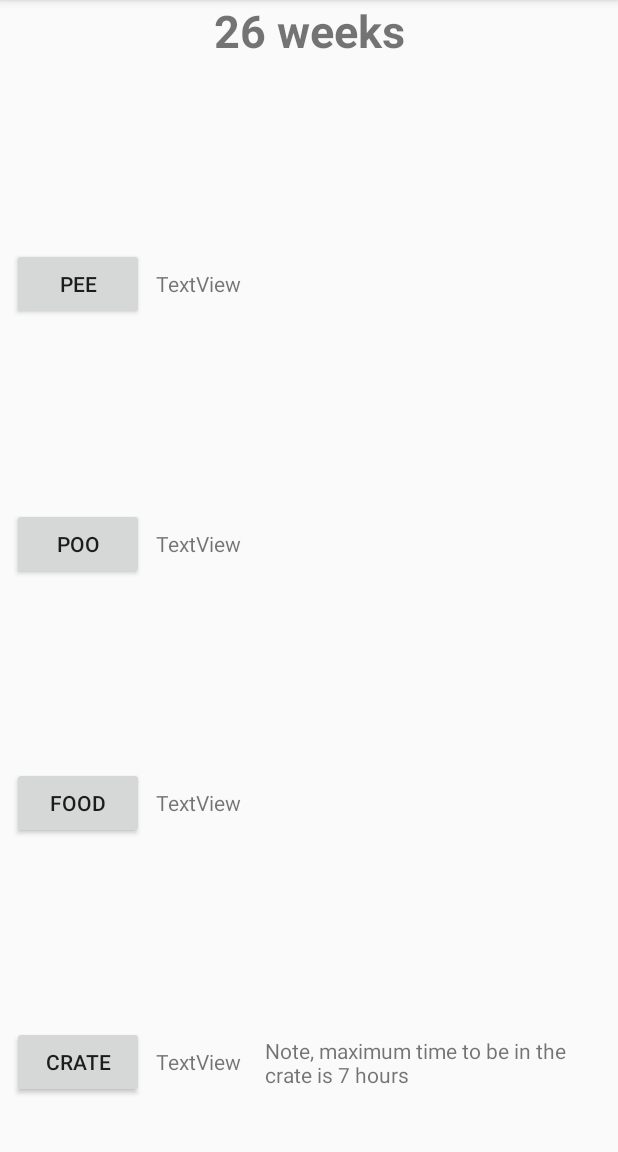
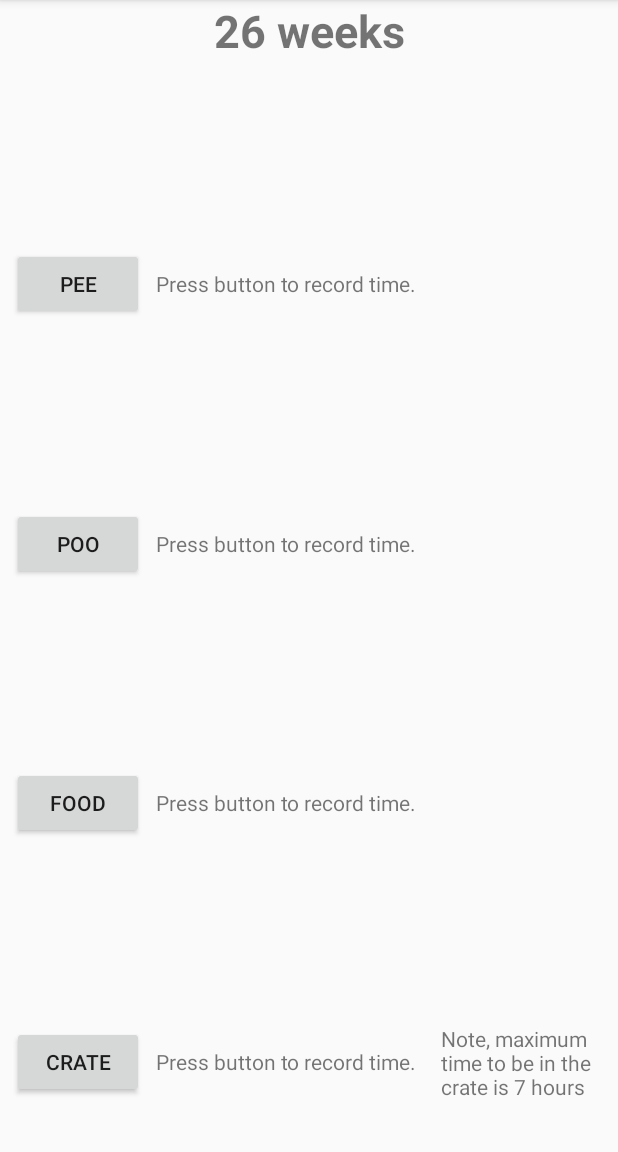
Before and after one commit to jcromp/puppytracker, an Android app: the screen it shows after launch (MainActivity), on a phone screen of 412 x 824 dp, the part 84-1236 px from its top. Run offline under Robolectric (Android 15) with nearby library versions, the phone set to English and light mode, and no system bars; our stand-ins replace Room's generated code.

Commit message:
Update Default Text view text. Max crate hours capped at 8

```diff
--- a/app/src/main/java/com/jcromp/puppytracker/MainActivity.kt
+++ b/app/src/main/java/com/jcromp/puppytracker/MainActivity.kt
@@ -11,6 +11,7 @@ import android.preference.PreferenceManager
 import android.view.Menu
 import android.view.MenuItem
 import android.view.View
+import android.view.Window
 import androidx.appcompat.app.AppCompatActivity
 import androidx.lifecycle.Observer
 import androidx.lifecycle.ViewModelProviders
@@ -89,7 +90,11 @@ class MainActivity : AppCompatActivity(), View.OnClickListener {
 
         //Max hours in crate is months old + 1
         var monthsDiff = now.get(Calendar.MONTH) - birthday.get(Calendar.MONTH)
-        txtRecCrate?.text = getString(R.string.puppymaxcrate, monthsDiff + 1)
+        var maxHours = 8
+        if((monthsDiff + 1) < 8){
+            maxHours = monthsDiff + 1
+        }
+        txtRecCrate?.text =  getString(R.string.puppymaxcrate, maxHours)
     }
 
     private fun getBirthdate() : Long{
@@ -107,7 +112,9 @@ class MainActivity : AppCompatActivity(), View.OnClickListener {
 
             setBirthdayText(now.timeInMillis)
 
-        }, now.get(Calendar.YEAR), now.get(Calendar.MONTH), now.get(Calendar.DAY_OF_MONTH)).show()
+        }, now.get(Calendar.YEAR), now.get(Calendar.MONTH), now.get(Calendar.DAY_OF_MONTH))
+        datePicker.setMessage(getString(R.string.title_enter_birthdate))
+        datePicker.show()
         return now.timeInMillis
     }
 
--- a/app/src/main/res/layout/activity_main.xml
+++ b/app/src/main/res/layout/activity_main.xml
@@ -67,7 +67,7 @@
     />
     <TextView
             android:id="@+id/txtCrate"
-            android:text="TextView"
+            android:text="@string/press_button_to_record_time"
             android:layout_width="wrap_content"
             android:layout_height="0dp"
             app:layout_constraintStart_toEndOf="@+id/btnCrate"
@@ -77,7 +77,7 @@
             app:layout_constraintEnd_toStartOf="@+id/txtRecCrate"/>
     <TextView
             android:id="@+id/txtPee"
-            android:text="TextView"
+            android:text="@string/press_button_to_record_time"
             android:layout_width="wrap_content"
             android:layout_height="0dp"
             app:layout_constraintStart_toEndOf="@+id/btnPee" android:layout_marginLeft="8dp"
@@ -86,7 +86,7 @@
             android:gravity="center_vertical"/>
     <TextView
             android:id="@+id/txtPoo"
-            android:text="TextView"
+            android:text="@string/press_button_to_record_time"
             android:layout_width="wrap_content"
             android:layout_height="0dp"
             app:layout_constraintStart_toEndOf="@+id/btnPoo" android:layout_marginLeft="8dp"
@@ -96,7 +96,7 @@
             app:layout_constraintHorizontal_bias="0.5" android:gravity="center_vertical"/>
     <TextView
             android:id="@+id/txtFood"
-            android:text="TextView"
+            android:text="@string/press_button_to_record_time"
             android:layout_width="wrap_content"
             android:layout_height="0dp"
             app:layout_constraintStart_toEndOf="@+id/btnFood"
--- a/app/src/main/res/values/strings.xml
+++ b/app/src/main/res/values/strings.xml
@@ -9,4 +9,6 @@
     <string name="summary_basic_preference">Summary basic preference</string>
     <string name="key_birthday">Birthday</string>
     <string name="title_pref_birthday">Set Birthday of Puppy</string>
+    <string name="title_enter_birthdate">Enter Puppies Birthdate</string>
+    <string name="press_button_to_record_time">Press button to record time.</string>
 </resources>
```
